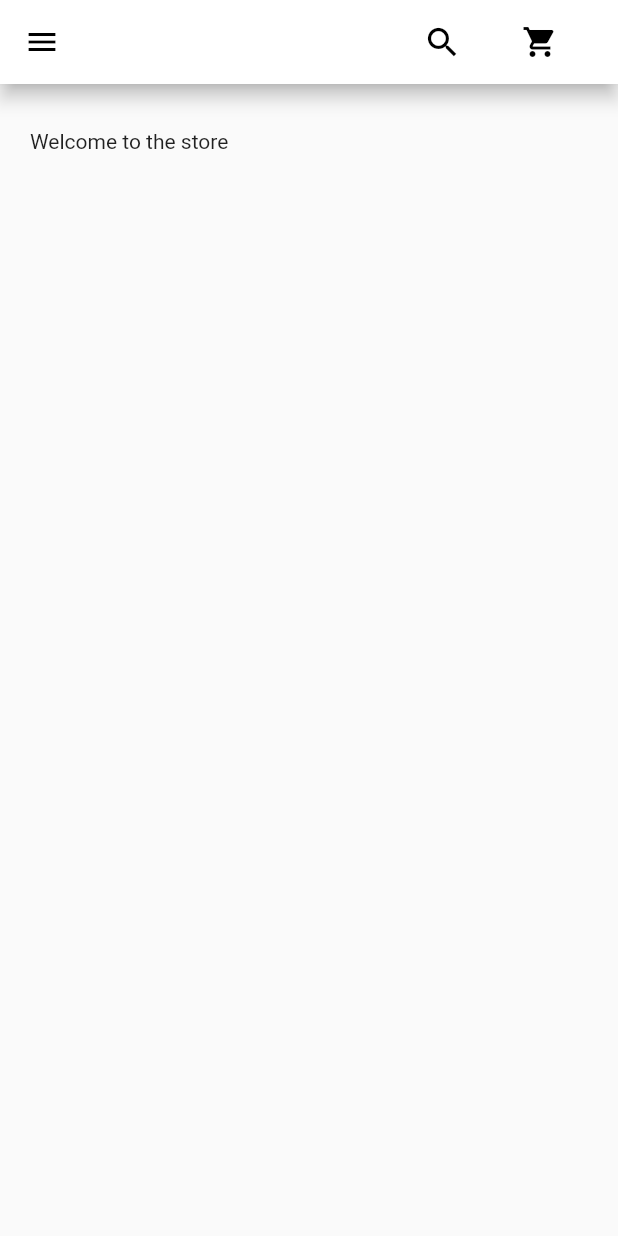
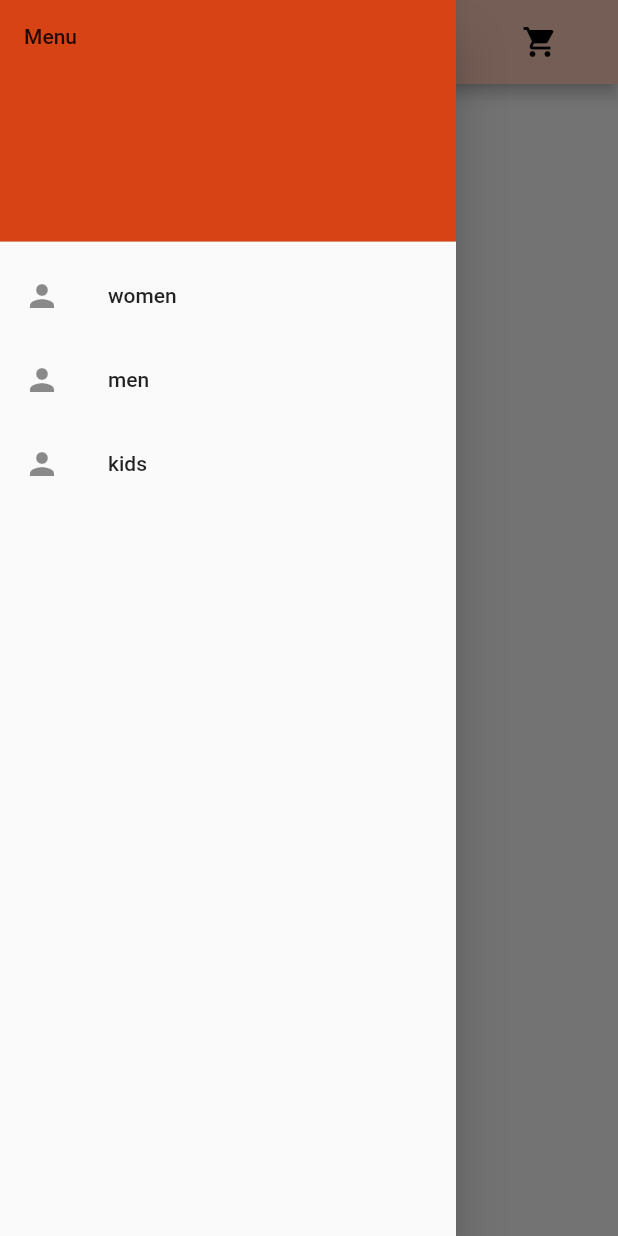
Before and after one commit to insafmechergui/shopLand, a Flutter app: the screen it shows after launch, with the side drawer open (before the commit the screen has no drawer), on a phone screen of 412 x 824 dp. Run offline on Flutter 3.47's test engine with Material 2 defaults, Android fonts, the light colour scheme and no system bars.

Commit message:
finishing drawer starting body

```diff
--- a/lib/appBar.dart
+++ b/lib/appBar.dart
@@ -4,12 +4,7 @@ class BaseAppBar extends StatelessWidget implements PreferredSizeWidget {
   @override
   Widget build(BuildContext context) {
     return AppBar(
-      backgroundColor: Colors.white,
-      automaticallyImplyLeading: false,
-      elevation: 5.0,
-      leading: Icon(
-        Icons.menu,
-      ),
+      backgroundColor: Colors.deepOrange[100],
       actions: <Widget>[
         Padding(
           padding: EdgeInsets.only(right: 40.0),
@@ -18,7 +13,6 @@ class BaseAppBar extends StatelessWidget implements PreferredSizeWidget {
             size: 26.0,
           ),
         ),
-
         Padding(
           padding: EdgeInsets.only(right: 40.0),
           child: Icon(
@@ -26,10 +20,7 @@ class BaseAppBar extends StatelessWidget implements PreferredSizeWidget {
           ),
         ),
       ],
-      iconTheme: IconThemeData(
-          color: Colors.black
-      ),
-
+      iconTheme: IconThemeData(color: Colors.black),
     );
   }
 
--- a/lib/body.dart
+++ b/lib/body.dart
@@ -12,7 +12,11 @@ class _BodyState extends State<Body> {
   Widget build(BuildContext context) {
     return Container(
       margin:EdgeInsets.symmetric(vertical: 30, horizontal: 20),
-      child: Text('Welcome to the store'),
+      child: Container(
+        width: 200.0,
+        height: 200.0,
+        color: Colors.green,
+      ),
     );
   }
 }
--- /dev/null
+++ b/lib/drawer.dart
@@ -0,0 +1,32 @@
+import 'package:flutter/material.dart';
+
+class NDrawer extends StatelessWidget {
+  @override
+  Widget build(BuildContext context) {
+    return Drawer(
+      child: ListView(
+        padding: EdgeInsets.zero,
+        children: [
+          DrawerHeader(
+            decoration: BoxDecoration(
+              color: Colors.deepOrange[800],
+            ),
+            child: Text('Menu'),
+          ),
+          ListTile(
+            title: Text('women'),
+            leading: Icon(Icons.person),
+          ),
+          ListTile(
+            title: Text('men'),
+            leading: Icon(Icons.person),
+          ),
+          ListTile(
+            title: Text('kids'),
+            leading: Icon(Icons.person),
+          ),
+        ],
+      ),
+    );
+  }
+}
--- a/lib/main.dart
+++ b/lib/main.dart
@@ -1,6 +1,7 @@
 import 'package:flutter/material.dart';
 import 'appBar.dart';
 import 'body.dart';
+import 'drawer.dart';
 
 void main() {
   runApp(MyApp());
@@ -14,7 +15,9 @@ class MyApp extends StatelessWidget {
       title: 'Shopping app',
       home: Scaffold(
         appBar: BaseAppBar(),
-        body:Body(),
+        drawer: NDrawer() ,
+        //appBar: BaseAppBar(),
+        body: Body(),
       ),
     );
   }
```
